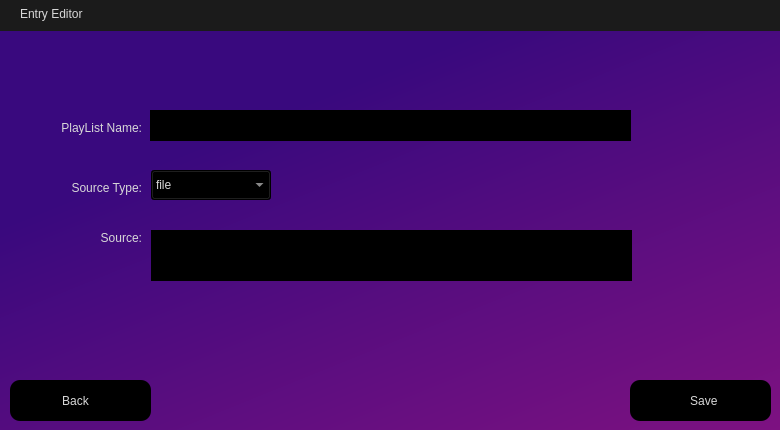
Before: the Qt Designer form assets/EntryEditor.ui in ifreddyrod/SPYDER-Player-pyqt, drawn with Qt 5.
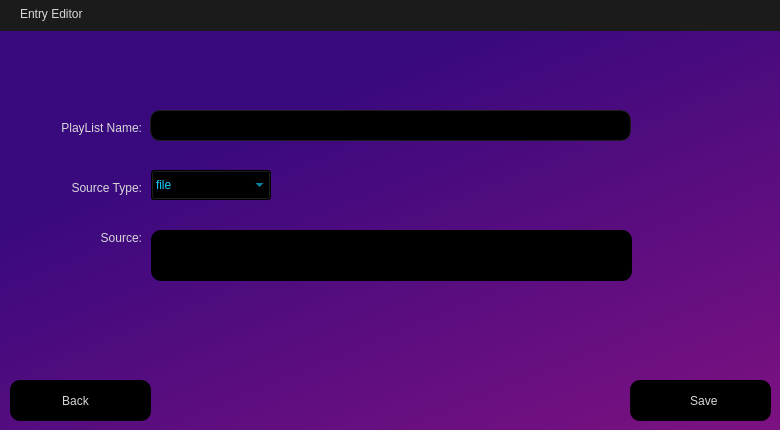
After: the same form once the commit is applied. Icons and pictures are not drawn.

Commit message: - Made some asthetic changes to Search box, status bar, and vertical scroll bars.  Made darker. - Experimented with different colors for Playlists but am sticking with the dark purple. - Made the app create an App settings folder in the user's home directory (depending on which os) to allow users to have their own playlists and app settings. - At startup, check the font size.  If it is less than 11, set it to 11.

The edit to the form file:
```diff
--- a/assets/EntryEditor.ui
+++ b/assets/EntryEditor.ui
@@ -153,6 +153,16 @@
      <height>31</height>
     </rect>
    </property>
+   <property name="styleSheet">
+    <string notr="true">QLineEdit
+{
+	border: 1px solid rgb(30, 30, 30);
+	background-color: black;
+	border-radius: 10px;
+	padding-left: 10px;
+	color: rgb(20, 205, 255); 
+}</string>
+   </property>
    <property name="text">
     <string/>
    </property>
@@ -254,6 +264,10 @@
      <height>51</height>
     </rect>
    </property>
+   <property name="styleSheet">
+    <string notr="true">border-radius: 10px;
+color: rgb(20, 205, 255); </string>
+   </property>
    <property name="frameShape">
     <enum>QFrame::Shape::NoFrame</enum>
    </property>
@@ -270,6 +284,10 @@
      <height>30</height>
     </rect>
    </property>
+   <property name="styleSheet">
+    <string notr="true">color: rgb(20, 205, 255); 
+</string>
+   </property>
    <item>
     <property name="text">
      <string>file</string>
```
The commit also changes 9 other files.
